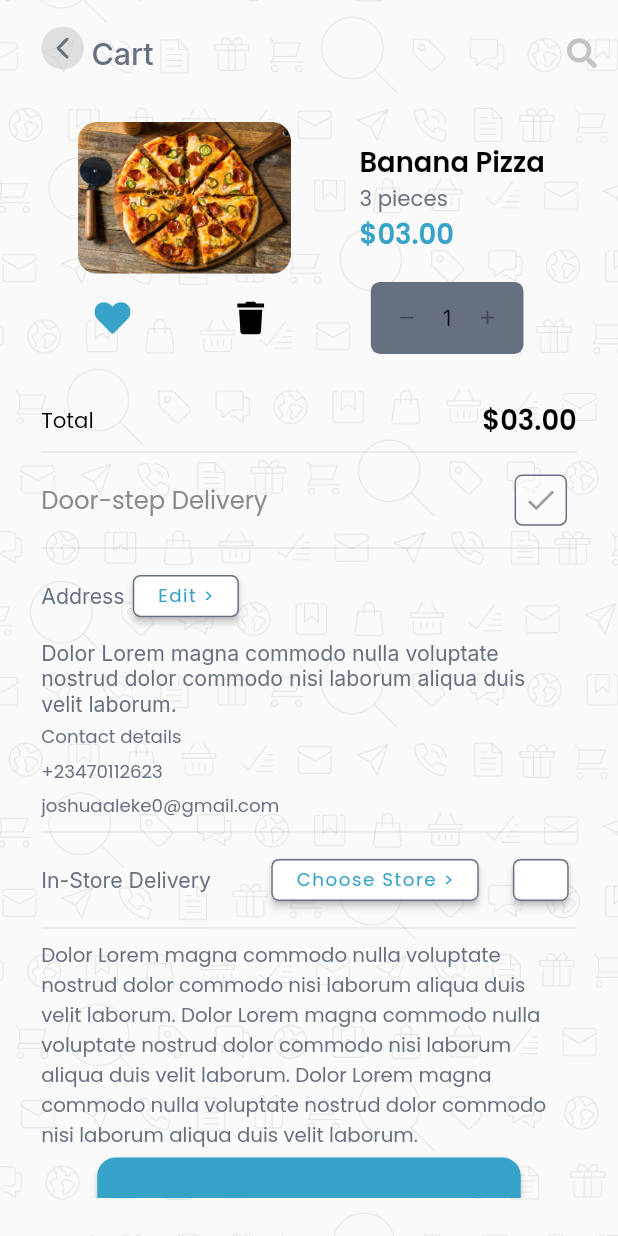
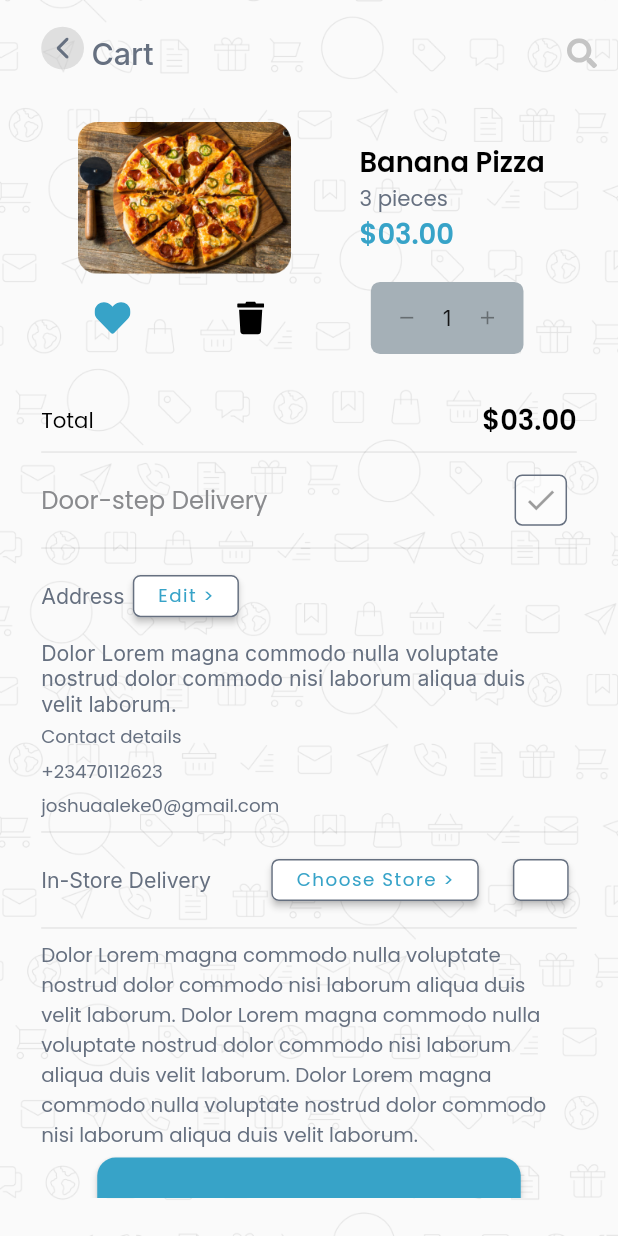
Before and after one commit to BeereApp/BeereMobile, a Flutter app: the Cart screen opened by its route, on a phone screen of 412 x 824 dp. Run offline on Flutter 3.47's test engine with Material 2 defaults, Android fonts, the phone set to English and light mode, and no system bars; our stand-ins replace dio, dots_indicator, flutter_screenutil, flutter_svg, gap, get and 6 more; accounts and stored records are empty.

Commit message:
first commit

```diff
--- a/lib/modules/cart_module/view/cart.dart
+++ b/lib/modules/cart_module/view/cart.dart
@@ -98,10 +98,8 @@ class Cart extends StatelessWidget {
                   ),
                   Container(
                     decoration: BoxDecoration(
-                        color: kTextGray,
+                        color: kLightGray,
                         borderRadius: BorderRadius.circular(6.r)),
-                    // child: SizedBox(
-                    //   height: 25.h,
                       child: Row(
                         mainAxisAlignment: MainAxisAlignment.spaceEvenly,
                         children: const [
@@ -112,7 +110,6 @@ class Cart extends StatelessWidget {
                         ],
                       ),
                     ),
-                 // )
                 ],
               ),
               Gap(30.h),
```
